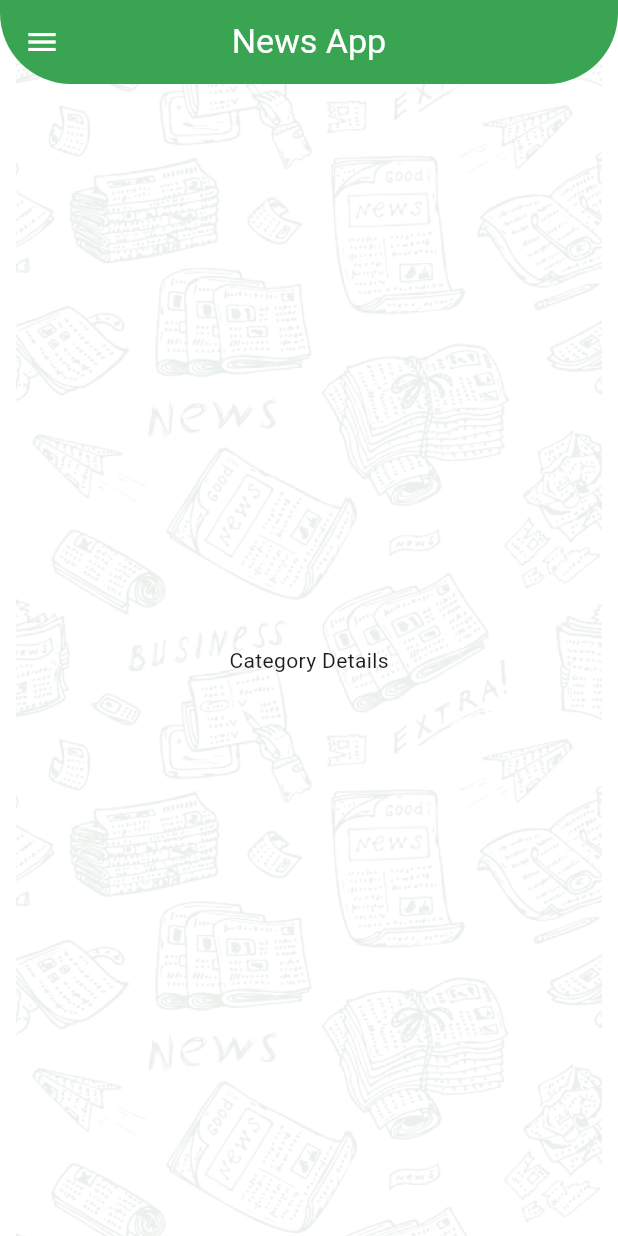
After one commit to MoEhsan10/new_v2, a Flutter app: the screen it shows after launch, after a tap on "sports", on a phone screen of 412 x 824 dp. The commit adds this screen. Run offline on Flutter 3.47's test engine with Material 3 defaults, Android fonts, the phone set to English and light mode, and no system bars; our stand-ins replace flutter_screenutil, google_fonts; Roboto replaces fonts that are missing (Exo).

Commit message:
+ home view switching

```diff
--- a/lib/presentation/screens/categories/categories_grid.dart
+++ b/lib/presentation/screens/categories/categories_grid.dart
@@ -7,7 +7,9 @@ import 'package:news_v2/models/category/category_model.dart';
 import 'package:news_v2/presentation/screens/categories/category_item.dart';
 
 class CategoriesGrid extends StatelessWidget {
-  const CategoriesGrid({super.key});
+   CategoriesGrid({super.key,required this.onCategorySelected});
+
+   void Function(CategoryModel) onCategorySelected;
 
   @override
   Widget build(BuildContext context) {
@@ -35,12 +37,17 @@ class CategoriesGrid extends StatelessWidget {
           Expanded(
             child: GridView.builder(
               itemBuilder: (context, index) =>
-                  CategoryItem(category: categories[index],index: index,),
+                  GestureDetector(
+                    onTap: () {onCategorySelected(categories[index]);},
+                  child: CategoryItem(
+                category: categories[index],
+                index: index,
+              )),
               gridDelegate: const SliverGridDelegateWithFixedCrossAxisCount(
                   mainAxisSpacing: 24, crossAxisSpacing: 24, crossAxisCount: 2),
               itemCount: categories.length,
             ),
-          )
+          ),
         ],
       ),
     );
--- /dev/null
+++ b/lib/presentation/screens/categories/category_details.dart
@@ -0,0 +1,13 @@
+import 'package:flutter/material.dart';
+
+class CategoryDetails extends StatelessWidget {
+   CategoryDetails ({super.key,required this.categoryId});
+
+  String categoryId;
+  @override
+  Widget build(BuildContext context) {
+    return Center(
+      child: Text('Category Details'),
+    );
+  }
+}
--- a/lib/presentation/screens/home/home_screen.dart
+++ b/lib/presentation/screens/home/home_screen.dart
@@ -1,6 +1,8 @@
 import 'package:flutter/material.dart';
 import 'package:news_v2/config/theme/app_styles.dart';
+import 'package:news_v2/models/category/category_model.dart';
 import 'package:news_v2/presentation/screens/categories/categories_grid.dart';
+import 'package:news_v2/presentation/screens/categories/category_details.dart';
 import 'package:news_v2/presentation/screens/home/drawer/home_drawer.dart';
 import 'package:news_v2/presentation/screens/settings/settings_tab.dart';
 import '../../../core/utils/assets_manager.dart';
@@ -15,7 +17,9 @@ class HomeScreen extends StatefulWidget {
 
 class _HomeScreenState extends State<HomeScreen> {
   DrawerItem selectedDrawerItem =DrawerItem.categories;
+  CategoryModel? selectedCategory;
   @override
+
   Widget build(BuildContext context) {
     return Container(
       decoration:const BoxDecoration(
@@ -28,15 +32,23 @@ class _HomeScreenState extends State<HomeScreen> {
           centerTitle: true,
         ),
         drawer: HomeDrawer(onItemSelected: onDrawerItemSelected),
-        body: selectedDrawerItem == DrawerItem.categories
-            ? CategoriesGrid() : SettingsTab(),
+        body: selectedCategory != null ? CategoryDetails(categoryId: selectedCategory!.id,)
+            : selectedDrawerItem == DrawerItem.categories
+            ?  CategoriesGrid(onCategorySelected: onCategoryItemSelected,) : const SettingsTab(),
       ),
     );
   }
 
+
   void onDrawerItemSelected(DrawerItem item){
     selectedDrawerItem= item;
+    selectedCategory =null;
     setState(() {});
     Navigator.of(context).pop();
   }
+
+  void onCategoryItemSelected(CategoryModel category){
+    selectedCategory =category;
+    setState(() {});
+  }
 }
```
